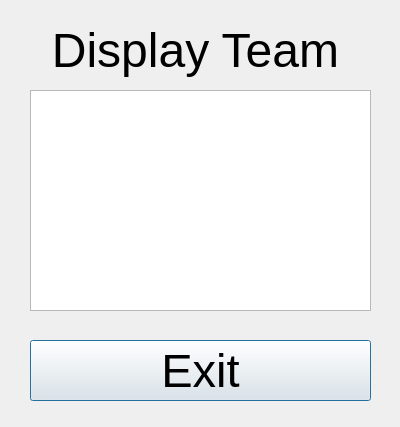
Qt form display.ui (PaulSirk/dataBaseManager) before a commit.
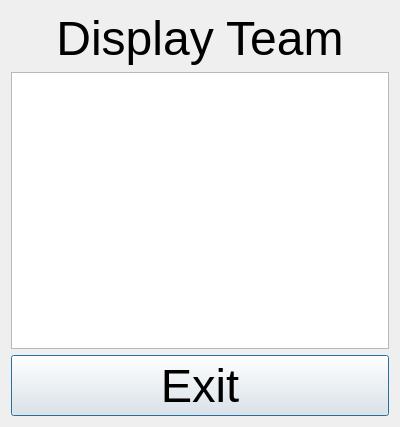
The same form after that commit.

Diff of the .ui file:
```diff
--- a/display.ui
+++ b/display.ui
@@ -13,15 +13,9 @@
   <property name="windowTitle">
    <string>Dialog</string>
   </property>
+  <layout class="QVBoxLayout" name="verticalLayout">
+   <item>
   <widget class="QLabel" name="lblDisplay">
-   <property name="geometry">
-    <rect>
-     <x>20</x>
-     <y>20</y>
-     <width>351</width>
-     <height>61</height>
-    </rect>
-   </property>
    <property name="font">
     <font>
      <pointsize>36</pointsize>
@@ -34,25 +28,12 @@
     <set>Qt::AlignCenter</set>
    </property>
   </widget>
-  <widget class="QTableView" name="tbTeam">
-   <property name="geometry">
-    <rect>
-     <x>30</x>
-     <y>90</y>
-     <width>341</width>
-     <height>221</height>
-    </rect>
-   </property>
-  </widget>
+   </item>
+   <item>
+    <widget class="QTableView" name="tbTeam"/>
+   </item>
+   <item>
   <widget class="QPushButton" name="pbExit">
-   <property name="geometry">
-    <rect>
-     <x>30</x>
-     <y>340</y>
-     <width>341</width>
-     <height>61</height>
-    </rect>
-   </property>
    <property name="font">
     <font>
      <pointsize>35</pointsize>
@@ -62,6 +43,8 @@
     <string>Exit</string>
    </property>
   </widget>
+   </item>
+  </layout>
  </widget>
  <resources/>
  <connections>
```
Lines whose indentation alone changed are shown as unchanged.
